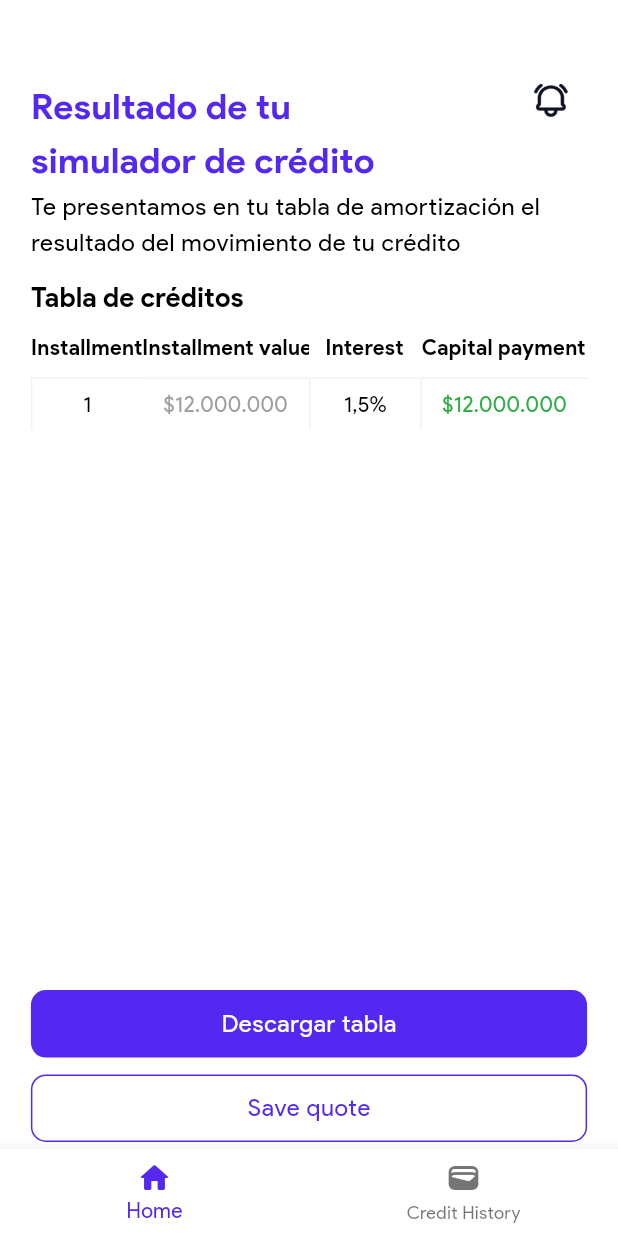
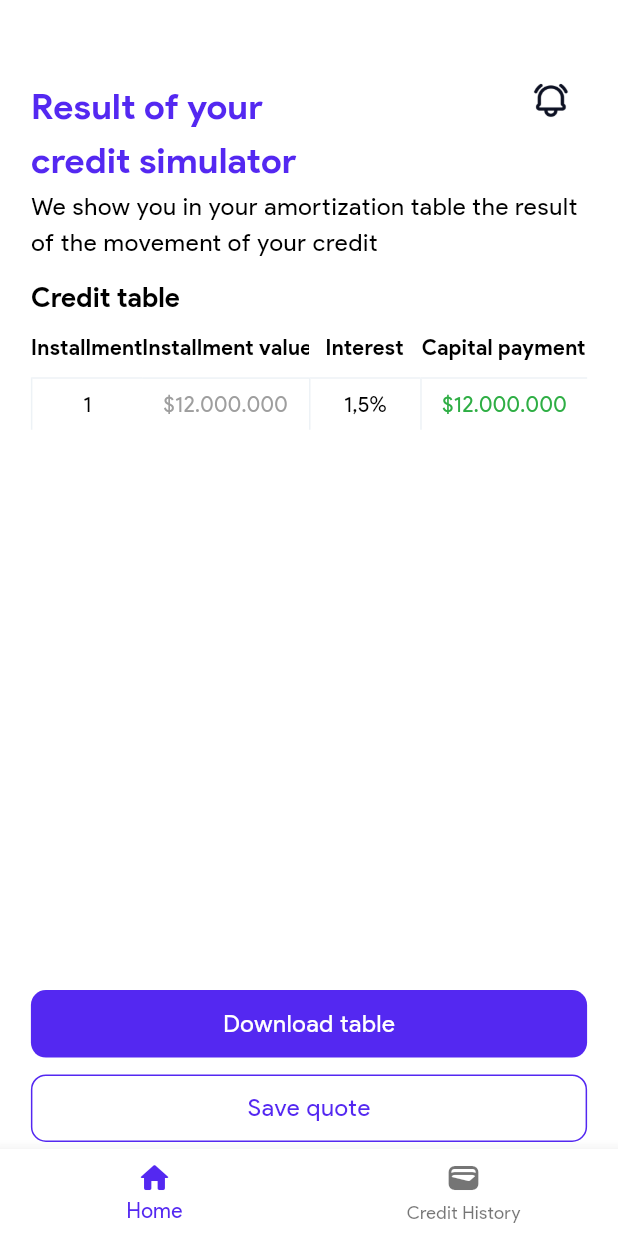
Before and after one commit to Jhodavid/Banca-Cr-ditos, a Flutter app: the HomePage screen opened by its route, swiped to page 3, on a phone screen of 412 x 824 dp. Run offline on Flutter 3.47's test engine with Material 3 defaults, Android fonts, the light colour scheme and no system bars; our stand-ins replace flutter_riverpod, flutter_secure_storage, go_router, isar; accounts and stored records are empty; generated files the repository leaves out were written again.

```diff
--- a/lib/config/localization/arb/app_en.arb
+++ b/lib/config/localization/arb/app_en.arb
@@ -68,8 +68,15 @@
     "home_monthly_percentage_rate": "Monthly Due Rate from",
     "home_total_amount": "Total loan amount",
     "home_principal_interest_insurance": "Total amount payable\n(principal + interest + insurance)",
+    "home_result_your_credit_simulator": "Result of your\ncredit simulator",
+    "home_we_show_your_amortization_table": "We show you in your amortization table the result of the movement of your credit",
+    "home_credit_table": "Credit table",
+    "home_download_table": "Download table",
     "snack_bar_message_fields_not_completed": "Fields not completed.",
     "snack_bar_message_invalid_email_or_password": "Invalid email and/or password(s).",
     "snack_bar_message_not_accepted_terms_and_conditions": "I have not accepted the terms and conditions.",
-    "snack_bar_message_close": "Close"
+    "snack_bar_message_close": "Close",
+    "type_credit_vehicle": "Vehicle Credit",
+    "type_credit_housing": "Housing Credit",
+    "type_credit_free_investment": "Free Investment Credit"
 }
--- a/lib/config/localization/arb/app_es.arb
+++ b/lib/config/localization/arb/app_es.arb
@@ -68,8 +68,15 @@
     "home_monthly_percentage_rate": "Tasa Mensual Vencida desde",
     "home_total_amount": "Valor total del prestamo",
     "home_principal_interest_insurance": "Valor total a pagar\n(capital + interes + seguro)",
+    "home_result_your_credit_simulator": "Resultado de tu\nsimulador de crédito",
+    "home_we_show_your_amortization_table": "Te presentamos en tu tabla de amortización el resultado del movimiento de tu crédito",
+    "home_credit_table": "Tabla de créditos",
+    "home_download_table": "Descargar tabla",
     "snack_bar_message_fields_not_completed": "Campos sin completar.",
     "snack_bar_message_invalid_email_or_password": "Correo y/o contraseña inválido(s).",
     "snack_bar_message_not_accepted_terms_and_conditions": "No se han aceptado los terminos y condiciones.",
-    "snack_bar_message_close": "Cerrar"
+    "snack_bar_message_close": "Cerrar",
+    "type_credit_vehicle": "Crédito de Vehículo",
+    "type_credit_housing": "Crédito de Vivienda",
+    "type_credit_free_investment": "Crédito de Libre Inversión"
 }
--- a/lib/domain/entities/credit_simulation.dart
+++ b/lib/domain/entities/credit_simulation.dart
@@ -10,7 +10,7 @@ class CreditSimulation {
   final int numberOfMonths;
 
   CreditSimulation({
-    this.typeCredit = TypeCreditsEnum.none,
+    this.typeCredit = TypeCreditsEnum.freeInvestmentCredit,
     this.baseSalary = 0,
     this.numberOfMonths = 12
   });
--- a/lib/domain/entities/type_credits_enum.dart
+++ b/lib/domain/entities/type_credits_enum.dart
@@ -1,15 +1,23 @@
+
+import 'package:banca_creditos/config/localization/app_localization.dart';
 
 enum TypeCreditsEnum {
-  none,
   vehicleCredit,
   housingCredit,
   freeInvestmentCredit
 }
 
 extension TypeCreditsEnumExtension on TypeCreditsEnum {
+  String getName(AppLocalizations l10n) {
+    switch(this) {
+      case TypeCreditsEnum.vehicleCredit: return l10n.type_credit_vehicle;
+      case TypeCreditsEnum.housingCredit: return l10n.type_credit_housing;
+      case TypeCreditsEnum.freeInvestmentCredit: return l10n.type_credit_free_investment;
+    }
+  }
+
   double get interest {
     switch(this) {
-      case TypeCreditsEnum.none: return 0;
       case TypeCreditsEnum.vehicleCredit: return 0.3;
       case TypeCreditsEnum.housingCredit: return 0.1;
       case TypeCreditsEnum.freeInvestmentCredit: return 0.35;
--- a/lib/presentation/modules/home/frames/simulate_detail_frame.dart
+++ b/lib/presentation/modules/home/frames/simulate_detail_frame.dart
@@ -1,6 +1,9 @@
+import 'package:flutter/material.dart';
+
+
+import 'package:banca_creditos/config/localization/app_localization.dart';
+import 'package:banca_creditos/presentation/widgets/app_filled_button.dart';
 import 'package:banca_creditos/presentation/modules/home/widgets/simulate_data_table.dart';
-import 'package:banca_creditos/presentation/widgets/app_filled_button.dart';
-import 'package:flutter/material.dart';
 
 
 
@@ -10,8 +13,8 @@ class SimulateDetailFrame extends StatelessWidget {
 
   @override
   Widget build(BuildContext context) {
+    final l10n = context.l10n;
 
-    final width = MediaQuery.of(context).size.width;
     final height = MediaQuery.of(context).size.height;
 
     return Expanded(
@@ -19,24 +22,24 @@ class SimulateDetailFrame extends StatelessWidget {
         crossAxisAlignment: CrossAxisAlignment.start,
         children: [
           Text(
-            'Resultado de tu\nsimulador de crédito',
+            l10n.home_result_your_credit_simulator,
             style: Theme.of(context).textTheme.titleMedium?.copyWith(
               color: Theme.of(context).colorScheme.primary,
             ),
           ),
           Text(
-            'Te presentamos en tu tabla de amortización el resultado del movimiento de tu crédito',
+            l10n.home_we_show_your_amortization_table,
             style: Theme.of(context).textTheme.bodyLarge
           ),
           SizedBox(height: height*0.015),
           Text(
-            'Tabla de créditos',
+            l10n.home_credit_table,
             style: Theme.of(context).textTheme.labelLarge,
           ),
           const SimulateDataTable(),
           const Spacer(),
           AppFilledButton(
-            text: 'Descargar tabla',
+            text: l10n.home_download_table,
             onPressed: () {
 
             },
```
Also changed, not shown: lib/config/app_theme.dart (+12 -0 lines), lib/presentation/modules/home/providers/simulator_provider.dart (added, +83 -0 lines), lib/presentation/modules/home/taps/simulator_tap.dart (+24 -21 lines), lib/presentation/modules/home/utils/input_formatters.dart (added, +34 -0 lines), lib/presentation/modules/home/widgets/pop_type_credits.dart (added, +117 -0 lines), lib/presentation/widgets/app_text_field.dart (+8 -1 lines), lib/domain/entities/user_entity.g.dart.
